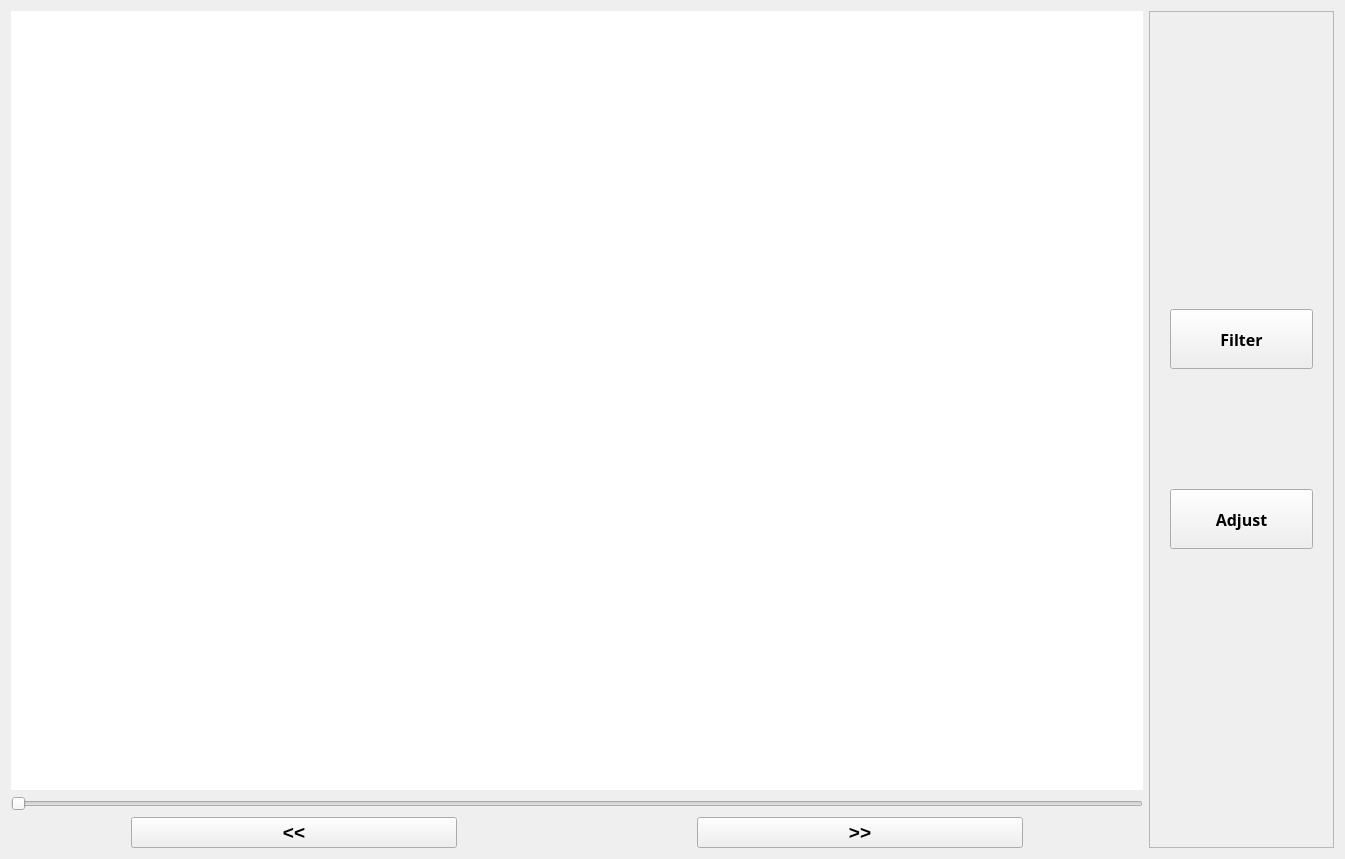
The window that ui/main.ui (packetsss/Image-Editor) describes before a commit, drawn with Qt 5.
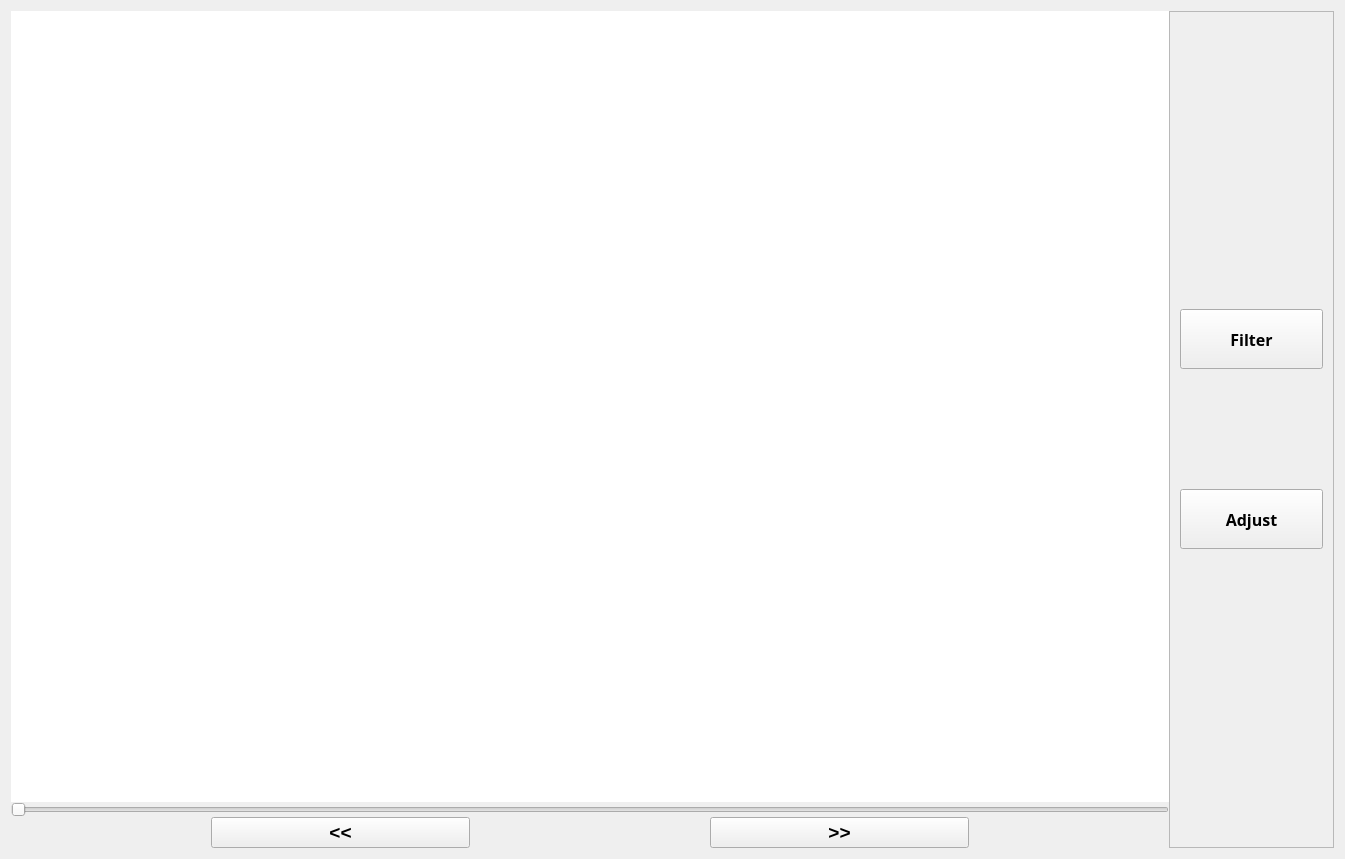
The same window after the commit.

What changed in the file:
```diff
--- a/ui/main.ui
+++ b/ui/main.ui
@@ -16,10 +16,25 @@
   <layout class="QVBoxLayout" name="verticalLayout_2">
    <item>
     <layout class="QHBoxLayout" name="hbox">
+     <property name="spacing">
+      <number>0</number>
+     </property>
      <item>
       <layout class="QVBoxLayout" name="vbox1">
        <item>
         <widget class="QGraphicsView" name="gv">
+         <property name="sizePolicy">
+          <sizepolicy hsizetype="Fixed" vsizetype="Fixed">
+           <horstretch>0</horstretch>
+           <verstretch>0</verstretch>
+          </sizepolicy>
+         </property>
+         <property name="maximumSize">
+          <size>
+           <width>1200</width>
+           <height>900</height>
+          </size>
+         </property>
          <property name="styleSheet">
           <string notr="true">QGraphicsView{border: 0px}</string>
          </property>
@@ -65,10 +80,10 @@
           <number>100</number>
          </property>
          <property name="leftMargin">
-          <number>120</number>
+          <number>200</number>
          </property>
          <property name="rightMargin">
-          <number>120</number>
+          <number>200</number>
          </property>
          <item>
           <widget class="QPushButton" name="pushButton">
@@ -120,6 +135,9 @@
      </item>
      <item>
       <layout class="QVBoxLayout" name="vbox">
+       <property name="spacing">
+        <number>0</number>
+       </property>
        <property name="leftMargin">
         <number>0</number>
        </property>
@@ -139,10 +157,10 @@
          </property>
          <layout class="QVBoxLayout" name="verticalLayout_4">
           <property name="leftMargin">
-           <number>20</number>
+           <number>10</number>
           </property>
           <property name="rightMargin">
-           <number>20</number>
+           <number>10</number>
           </property>
           <item>
            <layout class="QVBoxLayout" name="vbox3">
```
